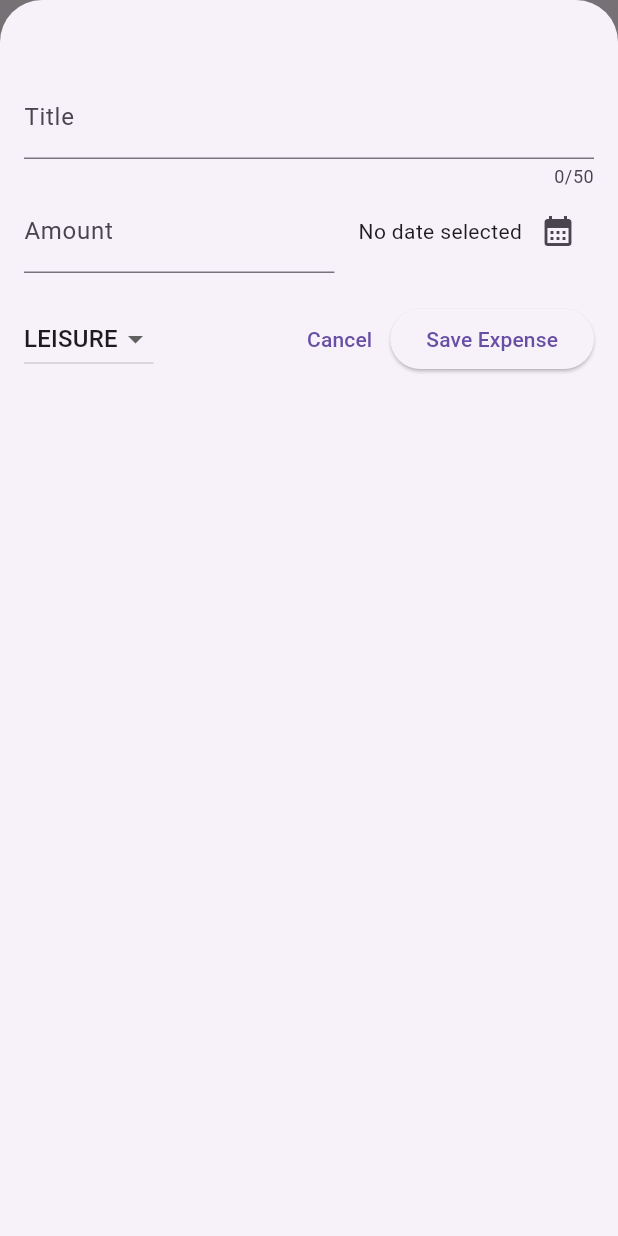
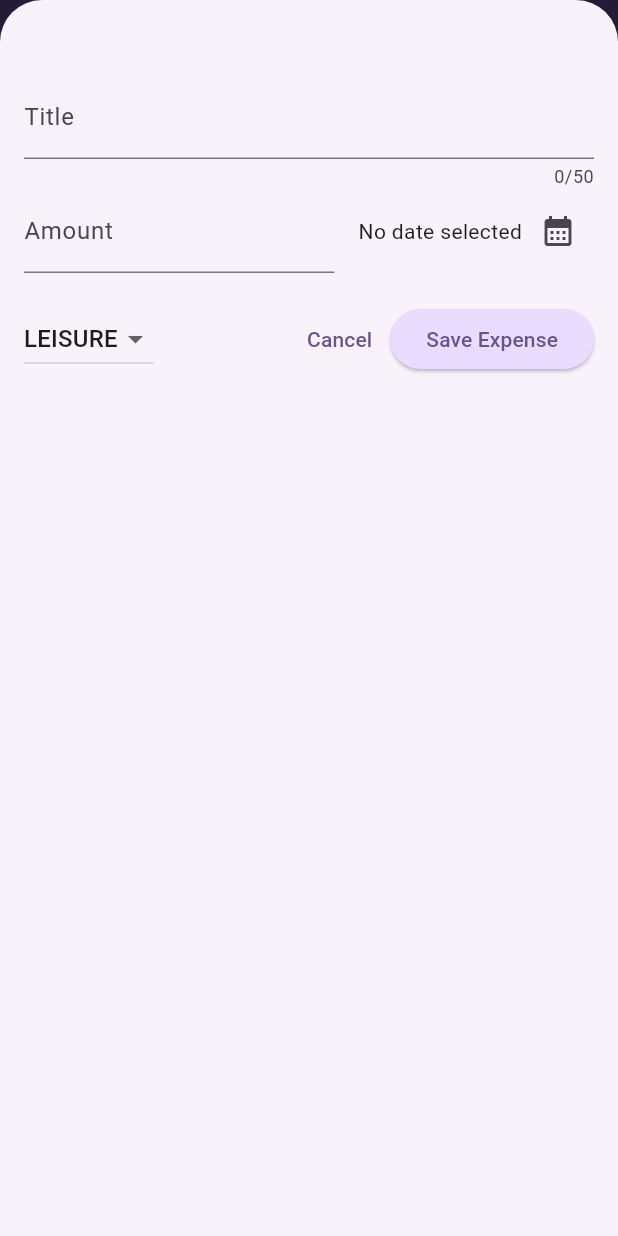
Before and after one commit to jibreelfahd/Flutter-Expense-App, a Flutter app: the screen it shows after launch, after a tap on the "add" icon, on a phone screen of 412 x 824 dp. Run offline on Flutter 3.47's test engine with Material 3 defaults, Android fonts, the phone set to English and light mode, and no system bars.

Commit message:
add dark theme and complete app

```diff
--- a/lib/main.dart
+++ b/lib/main.dart
@@ -2,10 +2,64 @@ import 'package:flutter/material.dart';
 
 import 'package:flutter_apps/widgets/expenses.dart';
 
+var kColorScheme = ColorScheme.fromSeed(
+  seedColor: const Color.fromARGB(255, 96, 59, 181),
+);
+
+var kDarkColorScheme = ColorScheme.fromSeed(
+  brightness: Brightness.dark,
+  seedColor: const Color.fromARGB(255, 5, 99, 125),
+);
+
 void main() {
   runApp(
-    const MaterialApp(
-      home: Expenses(),
+    MaterialApp(
+      darkTheme: ThemeData.dark().copyWith(
+        colorScheme: kDarkColorScheme,
+        appBarTheme: AppBarTheme(
+          backgroundColor: kDarkColorScheme.onPrimaryContainer.withAlpha(130),
+        ),
+        cardTheme: const CardTheme().copyWith(
+          color: kDarkColorScheme.secondaryContainer,
+          margin: const EdgeInsets.symmetric(
+            vertical: 12,
+            horizontal: 16,
+          ),
+        ),
+        elevatedButtonTheme: ElevatedButtonThemeData(
+          style: ElevatedButton.styleFrom(
+            backgroundColor: kDarkColorScheme.primaryContainer,
+            foregroundColor: kDarkColorScheme.onPrimaryContainer,
+          ),
+        ),
+      ),
+      theme: ThemeData().copyWith(
+        colorScheme: kColorScheme,
+        appBarTheme: AppBarTheme(
+          backgroundColor: kColorScheme.onPrimaryContainer,
+          foregroundColor: kColorScheme.primaryContainer,
+        ),
+        cardTheme: const CardTheme().copyWith(
+          color: kColorScheme.secondaryContainer,
+          margin: const EdgeInsets.symmetric(
+            vertical: 12,
+            horizontal: 16,
+          ),
+        ),
+        elevatedButtonTheme: ElevatedButtonThemeData(
+          style: ElevatedButton.styleFrom(
+            backgroundColor: kColorScheme.primaryContainer,
+          ),
+        ),
+        textTheme: ThemeData().textTheme.copyWith(
+              titleLarge: TextStyle(
+                fontWeight: FontWeight.bold,
+                color: kColorScheme.onSecondaryContainer,
+                fontSize: 18,
+              ),
+            ),
+      ),
+      home: const Expenses(),
     ),
   );
 }
--- a/lib/models/expense_blueprint.dart
+++ b/lib/models/expense_blueprint.dart
@@ -32,3 +32,25 @@ class Expense {
     return formatter.format(date);
   }
 }
+
+class ExpenseBucket {
+  const ExpenseBucket({required this.category, required this.expenses});
+
+  ExpenseBucket.forCategory(List<Expense> allExpenses, this.category)
+      : expenses = allExpenses
+            .where((expense) => expense.category == category)
+            .toList();
+
+  final Category category;
+  final List<Expense> expenses;
+
+  double get totalExpenses {
+    double sum = 0;
+
+    for (final expense in expenses) {
+      sum += expense.amount;
+    }
+
+    return sum;
+  }
+}
--- /dev/null
+++ b/lib/widgets/chart/chart.dart
@@ -0,0 +1,104 @@
+import 'package:flutter/material.dart';
+
+import 'package:flutter_apps/models/expense_blueprint.dart';
+import 'package:flutter_apps/widgets/chart/chart_bar.dart';
+
+class Chart extends StatelessWidget {
+  const Chart({super.key, required this.expenses});
+
+  final List<Expense> expenses;
+
+  List<ExpenseBucket> get buckets {
+    return [
+      ExpenseBucket.forCategory(expenses, Category.food),
+      ExpenseBucket.forCategory(
+        expenses,
+        Category.leisure,
+      ),
+      ExpenseBucket.forCategory(
+        expenses,
+        Category.travel,
+      ),
+      ExpenseBucket.forCategory(
+        expenses,
+        Category.work,
+      ),
+    ];
+  }
+
+  double get maxTotalExpense {
+    double maxTotalExpense = 0;
+
+    for (final bucket in buckets) {
+      if (bucket.totalExpenses > maxTotalExpense) {
+        maxTotalExpense = bucket.totalExpenses;
+      }
+    }
+    return maxTotalExpense;
+  }
+
+  @override
+  Widget build(BuildContext context) {
+    final isDarkMode =
+        MediaQuery.of(context).platformBrightness == Brightness.dark;
+
+    return Container(
+      padding: const EdgeInsets.all(6),
+      margin: const EdgeInsets.symmetric(vertical: 16, horizontal: 8),
+      width: double.infinity,
+      height: 180,
+      decoration: BoxDecoration(
+        borderRadius: BorderRadius.circular(8),
+        gradient: LinearGradient(
+          colors: [
+            Theme.of(context).colorScheme.primary.withOpacity(0.3),
+            Theme.of(context).colorScheme.primary.withOpacity(0.0),
+          ],
+          begin: Alignment.bottomCenter,
+          end: Alignment.topCenter,
+        ),
+      ),
+      child: Column(
+        children: [
+          Expanded(
+            child: Row(
+              crossAxisAlignment: CrossAxisAlignment.end,
+              children: [
+                for (final bucket in buckets)
+                  ChartBar(
+                    fill: bucket.totalExpenses / maxTotalExpense,
+                  ),
+              ],
+            ),
+          ),
+          const SizedBox(
+            height: 12,
+          ),
+          Row(
+            crossAxisAlignment: CrossAxisAlignment.start,
+            children: buckets
+                .map(
+                  (bucket) => Expanded(
+                    child: Padding(
+                      padding: const EdgeInsets.symmetric(
+                        horizontal: 4,
+                      ),
+                      child: Icon(
+                        categoryIcons[bucket.category],
+                        color: isDarkMode
+                            ? Theme.of(context).colorScheme.secondary
+                            : Theme.of(context)
+                                .colorScheme
+                                .onPrimaryContainer
+                                .withOpacity(0.7),
+                      ),
+                    ),
+                  ),
+                )
+                .toList(),
+          )
+        ],
+      ),
+    );
+  }
+}
--- /dev/null
+++ b/lib/widgets/chart/chart_bar.dart
@@ -0,0 +1,35 @@
+import 'package:flutter/material.dart';
+
+class ChartBar extends StatelessWidget {
+  const ChartBar({super.key, required this.fill});
+
+  final double fill;
+
+  @override
+  Widget build(BuildContext context) {
+    final isDarkMode =
+        MediaQuery.of(context).platformBrightness == Brightness.dark;
+
+    return Expanded(
+      child: Padding(
+        padding: const EdgeInsets.symmetric(
+          horizontal: 4,
+        ),
+        child: FractionallySizedBox(
+          heightFactor: fill,
+          child: DecoratedBox(
+            decoration: BoxDecoration(
+              shape: BoxShape.rectangle,
+              borderRadius: const BorderRadius.vertical(
+                top: Radius.circular(8),
+              ),
+              color: isDarkMode
+                  ? Theme.of(context).colorScheme.secondary
+                  : Theme.of(context).colorScheme.primary.withOpacity(0.7),
+            ),
+          ),
+        ),
+      ),
+    );
+  }
+}
--- a/lib/widgets/expenses.dart
+++ b/lib/widgets/expenses.dart
@@ -3,6 +3,7 @@ import 'package:flutter/material.dart';
 import 'package:flutter_apps/models/expense_blueprint.dart';
 import 'package:flutter_apps/widgets/expenses/expenses_list.dart';
 import 'package:flutter_apps/widgets/new_expense.dart';
+import 'package:flutter_apps/widgets/chart/chart.dart';
 
 class Expenses extends StatefulWidget {
   const Expenses({super.key});
@@ -16,13 +17,13 @@ class Expenses extends StatefulWidget {
 class _ExpenseState extends State<Expenses> {
   final List<Expense> _registeredExpenses = [
     Expense(
-      title: 'Flutter Course',
+      title: 'Italian Fried Dish',
       amount: 12.88,
       date: DateTime.now(),
       category: Category.food,
     ),
     Expense(
-      title: 'React Course',
+      title: 'React Meetings',
       amount: 44.3,
       date: DateTime.now(),
       category: Category.work,
@@ -36,9 +37,26 @@ class _ExpenseState extends State<Expenses> {
   }
 
   void _removeExpense(Expense expense) {
+    final expenseIndex = _registeredExpenses.indexOf(expense);
     setState(() {
       _registeredExpenses.remove(expense);
     });
+
+    ScaffoldMessenger.of(context).clearSnackBars();
+    ScaffoldMessenger.of(context).showSnackBar(
+      SnackBar(
+        duration: const Duration(seconds: 3),
+        content: const Text('Expense Deleted'),
+        action: SnackBarAction(
+          label: 'Undo',
+          onPressed: () {
+            setState(() {
+              _registeredExpenses.insert(expenseIndex, expense);
+            });
+          },
+        ),
+      ),
+    );
   }
 
   void _showAddExpenseOverlay() {
@@ -51,6 +69,19 @@ class _ExpenseState extends State<Expenses> {
 
   @override
   Widget build(BuildContext context) {
+    Widget mainContent = const Center(
+      child: Text(
+        'No expenses available, try adding some!',
+      ),
+    );
+
+    if (_registeredExpenses.isNotEmpty) {
+      mainContent = ExpensesList(
+        expenseData: _registeredExpenses,
+        onRemoveExpense: _removeExpense,
+      );
+    }
+
     return Scaffold(
       appBar: AppBar(
         title: const Text('Flutter Expense Tracker'),
@@ -65,12 +96,9 @@ class _ExpenseState extends State<Expenses> {
       ),
       body: Column(
         children: [
-          const Text('Some texts here'),
+          Chart(expenses: _registeredExpenses),
           Expanded(
-            child: ExpensesList(
-              expenseData: _registeredExpenses,
-              onRemoveExpense: _removeExpense,
-            ),
+            child: mainContent,
           ),
         ],
       ),
--- a/lib/widgets/expenses/expenses_item.dart
+++ b/lib/widgets/expenses/expenses_item.dart
@@ -16,8 +16,12 @@ class ExpenseItem extends StatelessWidget {
           horizontal: 20,
         ),
         child: Column(
+          crossAxisAlignment: CrossAxisAlignment.start,
           children: [
-            Text(expense.title),
+            Text(
+              expense.title,
+              style: Theme.of(context).textTheme.titleLarge,
+            ),
             const SizedBox(
               height: 5,
             ),
--- a/lib/widgets/expenses/expenses_list.dart
+++ b/lib/widgets/expenses/expenses_list.dart
@@ -19,6 +19,12 @@ class ExpensesList extends StatelessWidget {
     return ListView.builder(
       itemCount: expenseData.length,
       itemBuilder: (context, index) => Dismissible(
+        background: Container(
+          color: Theme.of(context).colorScheme.error,
+          margin: EdgeInsets.symmetric(
+            horizontal: Theme.of(context).cardTheme.margin!.horizontal,
+          ),
+        ),
         key: ValueKey(expenseData[index]),
         onDismissed: (direction) {
           onRemoveExpense(expenseData[index]);
--- a/lib/widgets/new_expense.dart
+++ b/lib/widgets/new_expense.dart
@@ -19,7 +19,7 @@ class _NewExpenseState extends State<NewExpense> {
   Category _selectedCategory = Category.leisure;
   DateTime? _selectedDate;
 
-  void _showDatPicker() async {
+  void _showDatePicker() async {
     final now = DateTime.now();
     final firstDate = DateTime(now.year - 1, now.month, now.day);
     final pickedDate = await showDatePicker(
@@ -112,7 +112,7 @@ class _NewExpenseState extends State<NewExpense> {
                         : formatter.format(_selectedDate!),
                   ),
                   IconButton(
-                    onPressed: _showDatPicker,
+                    onPressed: _showDatePicker,
                     icon: const Icon(Icons.calendar_month),
                   ),
                 ],
```
